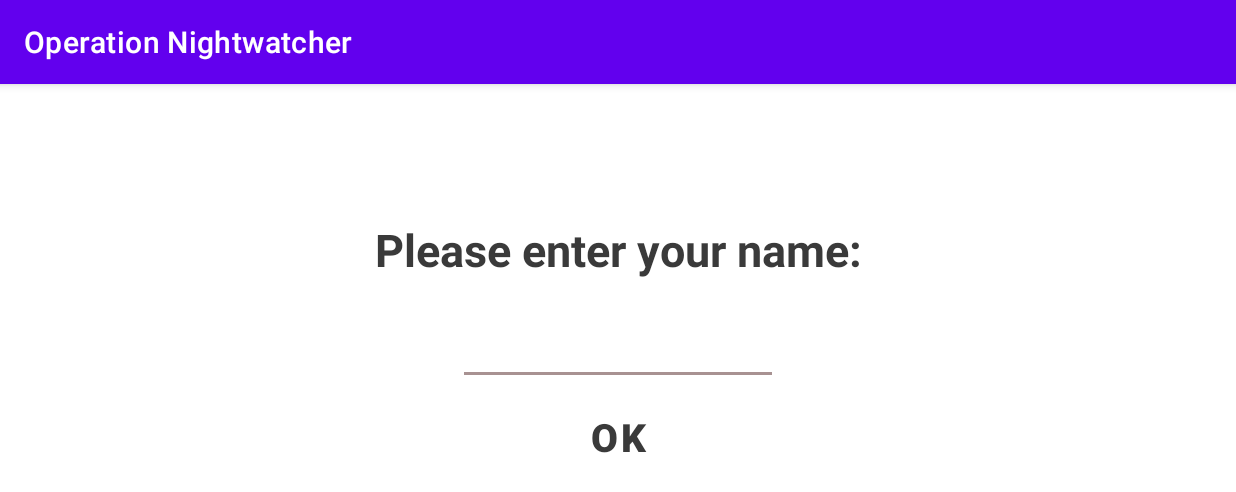
After one commit to Justinhwang92/Operation-Nightwatcher, an Android app: the Activity_SignIn screen opened directly, with no data from a screen before it, on a phone screen of 824 x 412 dp (held sideways). The commit adds this screen. Shown: the top 492 px of the screen. Run offline under Robolectric (Android 15) with nearby library versions, the phone set to English and light mode, and no system bars; our stand-ins replace sdp/ssp sizes.

Commit message:
Add pre-play screen (submit username)

```diff
--- a/app/src/main/AndroidManifest.xml
+++ b/app/src/main/AndroidManifest.xml
@@ -9,13 +9,22 @@
         android:roundIcon="@mipmap/ic_launcher_round"
         android:supportsRtl="true"
         android:theme="@style/Theme.OperationNightwatcher">
-        <activity android:name="Operation_Nightwatcher.Activity.Activity_Menu">
+        <activity
+            android:name="Operation_Nightwatcher.Activity.Activity_Menu">
             <intent-filter>
                 <action android:name="android.intent.action.MAIN" />
-
                 <category android:name="android.intent.category.LAUNCHER" />
             </intent-filter>
         </activity>
+        <activity
+            android:name="Operation_Nightwatcher.Activity.Activity_SignIn"
+            android:screenOrientation="landscape" />
+        <activity
+            android:name="Operation_Nightwatcher.Activity.Activity_Game"
+            android:screenOrientation="landscape" />
+        <activity
+            android:name="Operation_Nightwatcher.Activity.Activity_Instruction"
+            android:screenOrientation="landscape" />
     </application>
 
 </manifest>
--- a/app/src/main/java/Operation_Nightwatcher/Activity/Activity_Menu.java
+++ b/app/src/main/java/Operation_Nightwatcher/Activity/Activity_Menu.java
@@ -31,7 +31,7 @@ public class Activity_Menu extends AppCompatActivity implements View.OnClickList
 
     @Override
     public void onClick(View view) {
-        Intent i = new Intent(this, Activity_Game.class);
+        Intent i = new Intent(this, Activity_SignIn.class);
         Intent j = new Intent(this, Activity_Instruction.class);
 
         switch (view.getId()) {
--- /dev/null
+++ b/app/src/main/java/Operation_Nightwatcher/Activity/Activity_SignIn.java
@@ -0,0 +1,46 @@
+package Operation_Nightwatcher.Activity;
+
+import android.content.Intent;
+import android.os.Bundle;
+import android.view.View;
+import android.widget.Button;
+import android.widget.EditText;
+import android.widget.TextView;
+
+import androidx.appcompat.app.AppCompatActivity;
+
+import com.td.OperationNightwatcher.R;
+
+public class Activity_SignIn extends AppCompatActivity implements View.OnClickListener {
+    @Override
+    protected void onCreate (Bundle savedInstanceState) {
+        super.onCreate(savedInstanceState);
+        setContentView(R.layout.activity_signin);
+
+        // Initialize textView and button
+        TextView askUserName = findViewById(R.id.askUserName);
+        EditText userName = findViewById(R.id.userName);
+        Button okButton = findViewById(R.id.okButton);
+
+        // Attach the click listener to the buttons
+        okButton.setOnClickListener(this);
+    }
+
+    @Override
+    public void onClick(View view) {
+        Intent i = new Intent(this, Activity_Game.class);
+        startActivity(i);
+        finish();
+    }
+
+    @Override
+    protected void onStop(){
+        super.onStop();
+    }
+    @Override
+    protected void onStart(){
+        super.onStart();
+    }
+    @Override
+    protected void onRestart(){ super.onRestart(); }
+}
--- a/app/src/main/res/layout/activity_menu.xml
+++ b/app/src/main/res/layout/activity_menu.xml
@@ -17,7 +17,7 @@
         android:id="@+id/playButton"
         style="@style/ButtonStyle"
         android:layout_marginTop="@dimen/_25sdp"
-        android:text="PLAY"
+        android:text="Play Now"
         android:textColor="#3A3A3A"
         app:layout_constraintEnd_toEndOf="parent"
         app:layout_constraintStart_toStartOf="parent"
--- /dev/null
+++ b/app/src/main/res/layout/activity_signin.xml
@@ -0,0 +1,49 @@
+<?xml version="1.0" encoding="utf-8"?>
+<androidx.constraintlayout.widget.ConstraintLayout xmlns:android="http://schemas.android.com/apk/res/android"
+    android:layout_width="match_parent"
+    android:layout_height="match_parent"
+    xmlns:app="http://schemas.android.com/apk/res-auto">
+
+    <TextView
+        android:id="@+id/askUserName"
+        android:layout_width="wrap_content"
+        android:layout_height="wrap_content"
+        android:layout_marginTop="@dimen/_50sdp"
+        android:text="Please enter your name:"
+        android:textColor="#3A3A3A"
+        android:textSize="@dimen/_23sdp"
+        android:textStyle="bold"
+        app:layout_constraintEnd_toEndOf="parent"
+        app:layout_constraintStart_toStartOf="parent"
+        app:layout_constraintTop_toTopOf="parent"
+        app:layout_constraintBottom_toTopOf="@+id/userName"/>
+
+    <EditText
+        android:id="@+id/userName"
+        android:layout_width="wrap_content"
+        android:layout_height="wrap_content"
+        android:backgroundTint="#A89292"
+        android:ems="10"
+        android:inputType="textCapWords"
+        android:textColor="#3A3A3A"
+        app:layout_constraintEnd_toEndOf="parent"
+        app:layout_constraintStart_toStartOf="parent"
+        app:layout_constraintTop_toTopOf="parent"
+        app:layout_constraintBottom_toBottomOf="parent" />
+
+    <Button
+        android:id="@+id/okButton"
+        android:layout_width="wrap_content"
+        android:layout_height="wrap_content"
+        android:layout_marginTop="@dimen/_5sdp"
+        android:onClick="onClick"
+        android:text="OK"
+        android:textSize="@dimen/_20sdp"
+        android:textStyle="bold"
+        android:textColor="#3A3A3A"
+        android:background="@android:color/transparent"
+        app:layout_constraintEnd_toEndOf="parent"
+        app:layout_constraintStart_toStartOf="parent"
+        app:layout_constraintTop_toBottomOf="@+id/userName" />
+
+</androidx.constraintlayout.widget.ConstraintLayout>
```
